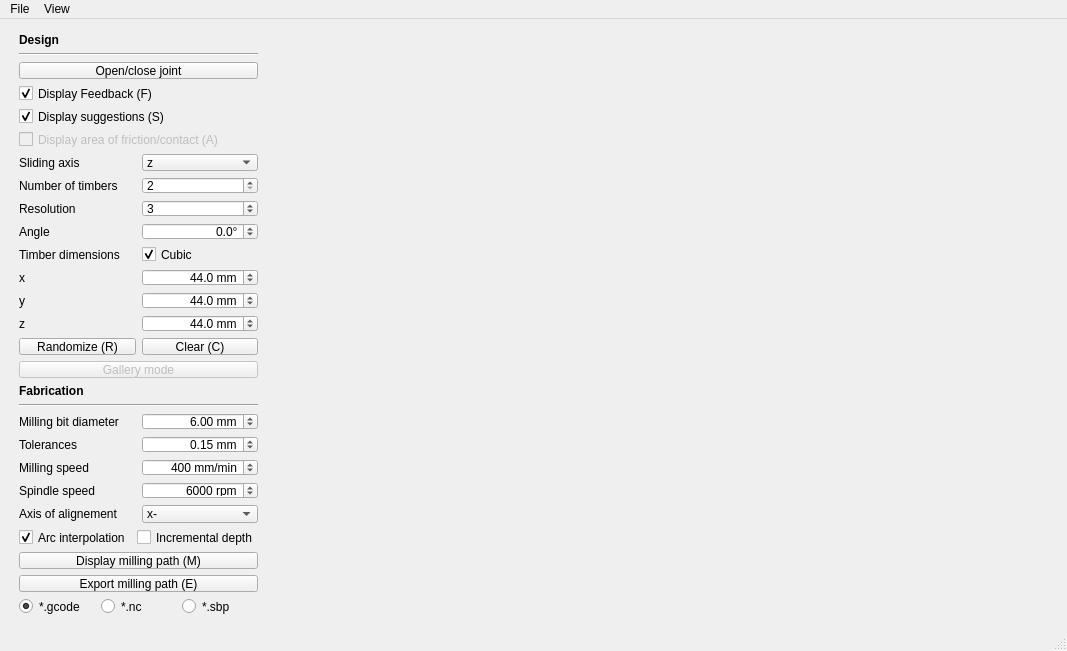
Old version of the form tsugite/Tsugite.ui in the repository kennethinfante/tsugite_project.
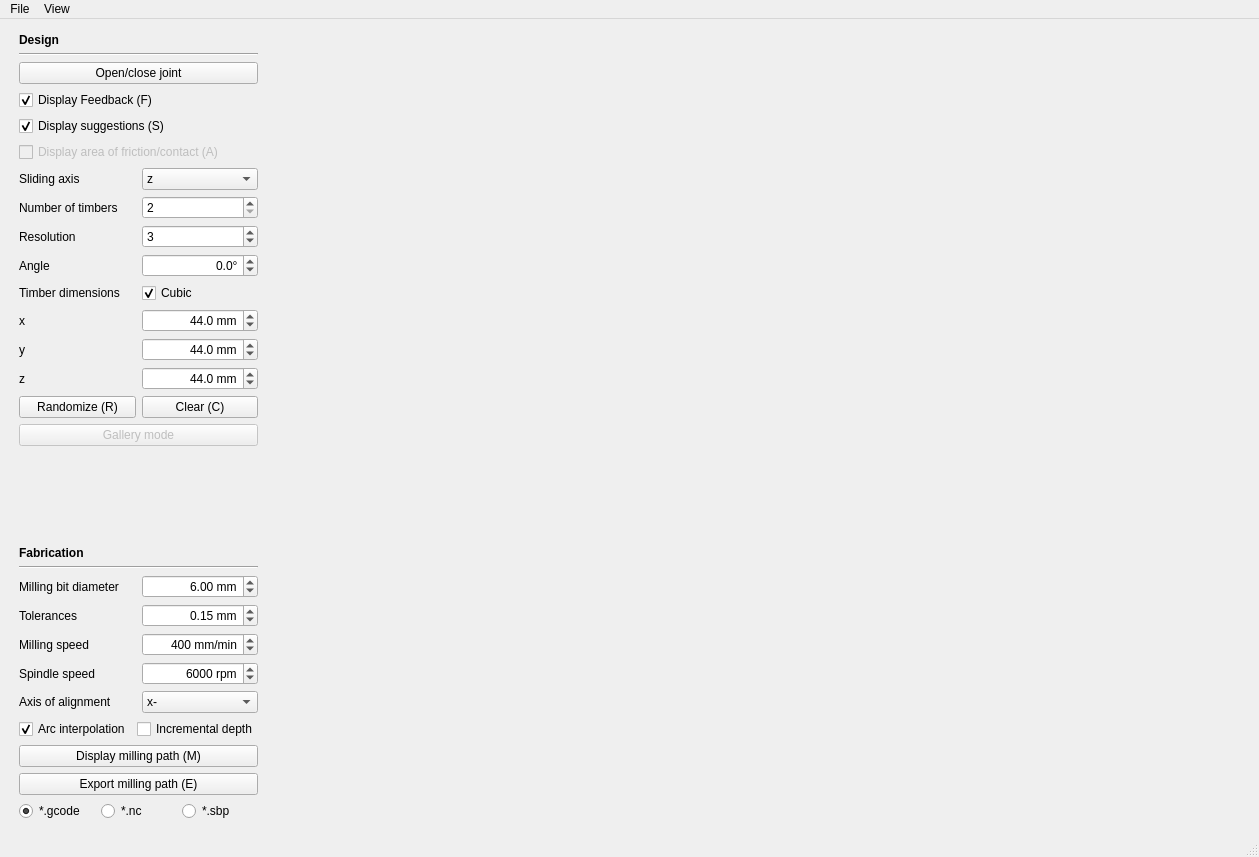
New version of the form.

Commit message: Made the widgets as attributes of MainWindow since they will be accessed repeatedly

Patch:
```diff
--- a/tsugite/Tsugite.ui
+++ b/tsugite/Tsugite.ui
@@ -6,8 +6,8 @@
    <rect>
     <x>0</x>
     <y>0</y>
-    <width>1067</width>
-    <height>651</height>
+    <width>1259</width>
+    <height>857</height>
    </rect>
   </property>
   <property name="windowTitle">
@@ -27,6 +27,9 @@
     </size>
    </property>
    <layout class="QFormLayout" name="formLayout">
+    <property name="fieldGrowthPolicy">
+     <enum>QFormLayout::AllNonFixedFieldsGrow</enum>
+    </property>
     <item row="0" column="0">
      <layout class="QVBoxLayout" name="verticalLayout">
       <property name="sizeConstraint">
@@ -624,7 +627,7 @@
         <item>
          <widget class="QLabel" name="label_13">
           <property name="text">
-           <string>Axis of alignement</string>
+           <string>Axis of alignment</string>
           </property>
          </widget>
         </item>
@@ -748,11 +751,11 @@
     <rect>
      <x>0</x>
      <y>0</y>
-     <width>1067</width>
-     <height>18</height>
+     <width>1259</width>
+     <height>22</height>
     </rect>
    </property>
-   <widget class="QMenu" name="menuFile">
+   <widget class="QMenu" name="menu_file">
     <property name="title">
      <string>File</string>
     </property>
@@ -761,7 +764,7 @@
     <addaction name="actionSave"/>
     <addaction name="actionSaveas"/>
    </widget>
-   <widget class="QMenu" name="menuView">
+   <widget class="QMenu" name="menu_view">
     <property name="title">
      <string>View</string>
     </property>
@@ -787,8 +790,8 @@
     <addaction name="menuShow_hide_timbers"/>
     <addaction name="menuSet_view"/>
    </widget>
-   <addaction name="menuFile"/>
-   <addaction name="menuView"/>
+   <addaction name="menu_file"/>
+   <addaction name="menu_view"/>
   </widget>
   <widget class="QStatusBar" name="statusbar"/>
   <action name="actionSave">
```
Left out of the diff: 184 changed lines with no effect on the pictures. The commit also changes 7 other files.
